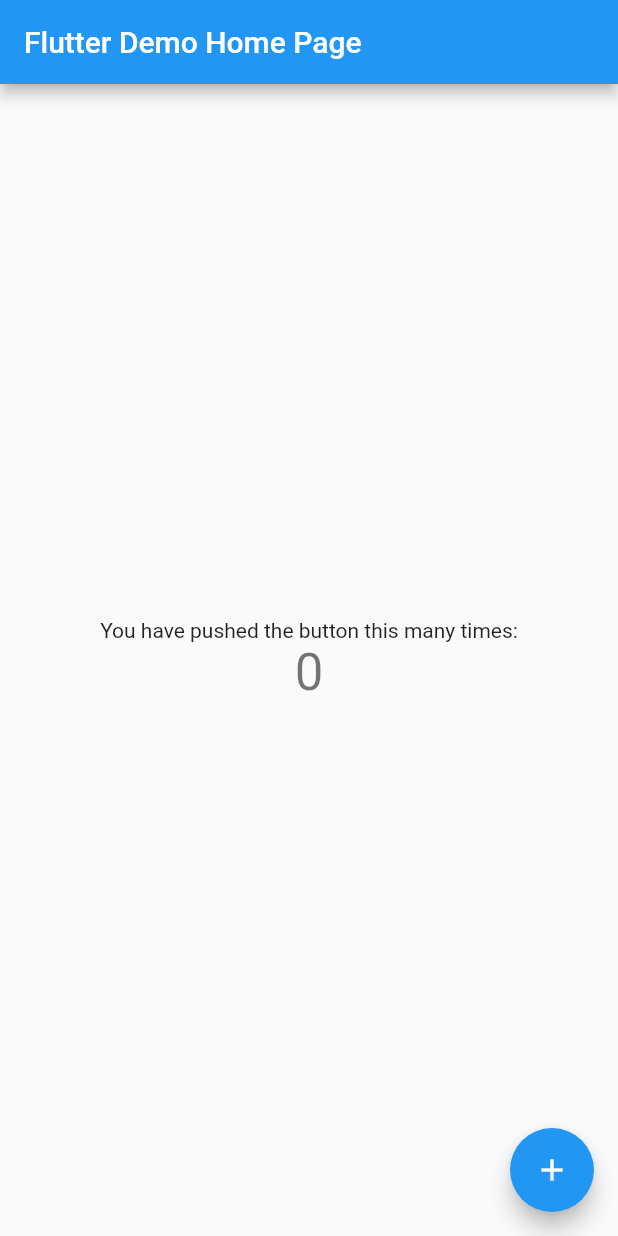
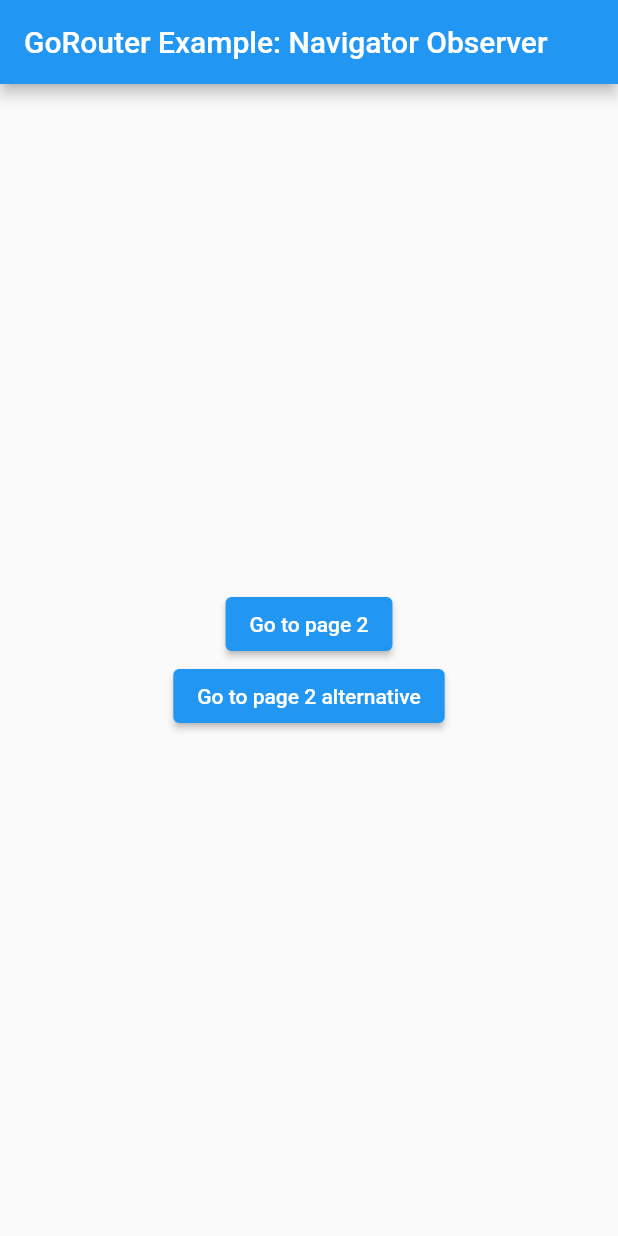
Before and after one commit to jonmountjoy/bug_nav, a Flutter app: the screen it shows after launch, on a phone screen of 412 x 824 dp. Run offline on Flutter 3.47's test engine with Material 2 defaults, Android fonts, the phone set to English and light mode, and no system bars; our stand-ins replace go_router.

Commit message:
router + logging

```diff
--- a/lib/main.dart
+++ b/lib/main.dart
@@ -1,115 +1,139 @@
+// Copyright 2013 The Flutter Authors. All rights reserved.
+// Use of this source code is governed by a BSD-style license that can be
+// found in the LICENSE file.
+
 import 'package:flutter/material.dart';
+import 'package:go_router/go_router.dart';
+import 'package:logging/logging.dart';
 
-void main() {
-  runApp(const MyApp());
+void main() => runApp(App());
+
+/// The main app.
+class App extends StatelessWidget {
+  /// Creates an [App].
+  App({Key? key}) : super(key: key);
+
+  /// The title of the app.
+  static const String title = 'GoRouter Example: Navigator Observer';
+
+  @override
+  Widget build(BuildContext context) => MaterialApp.router(
+        routerConfig: _router,
+        title: title,
+      );
+
+  final GoRouter _router = GoRouter(
+    observers: <NavigatorObserver>[MyNavObserver()],
+    routes: <GoRoute>[
+      GoRoute(
+        // if there's no name, path will be used as name for observers
+        path: '/',
+        builder: (BuildContext context, GoRouterState state) =>
+            const Page1Screen(),
+        routes: <GoRoute>[
+          GoRoute(
+            name: 'page2',
+            path: 'page2/:p1',
+            builder: (BuildContext context, GoRouterState state) =>
+                const Page2Screen(name: "standard"),
+          ),
+          GoRoute(
+            name: 'page2alternative',
+            path: 'page2alternative/:p1',
+            pageBuilder: (BuildContext context, GoRouterState state) =>
+                const NoTransitionPage<void>(
+                    child: Page2Screen(name: "alternative")),
+          ),
+        ],
+      ),
+    ],
+  );
 }
 
-class MyApp extends StatelessWidget {
-  const MyApp({super.key});
-
-  // This widget is the root of your application.
-  @override
-  Widget build(BuildContext context) {
-    return MaterialApp(
-      title: 'Flutter Demo',
-      theme: ThemeData(
-        // This is the theme of your application.
-        //
-        // Try running your application with "flutter run". You'll see the
-        // application has a blue toolbar. Then, without quitting the app, try
-        // changing the primarySwatch below to Colors.green and then invoke
-        // "hot reload" (press "r" in the console where you ran "flutter run",
-        // or simply save your changes to "hot reload" in a Flutter IDE).
-        // Notice that the counter didn't reset back to zero; the application
-        // is not restarted.
-        primarySwatch: Colors.blue,
-      ),
-      home: const MyHomePage(title: 'Flutter Demo Home Page'),
-    );
-  }
+/// The Navigator observer.
+class MyNavObserver extends NavigatorObserver {
+  /// Creates a [MyNavObserver].
+  MyNavObserver() {
+    log.onRecord.listen((LogRecord e) => debugPrint('$e'));
   }
 
-class MyHomePage extends StatefulWidget {
-  const MyHomePage({super.key, required this.title});
-
-  // This widget is the home page of your application. It is stateful, meaning
-  // that it has a State object (defined below) that contains fields that affect
-  // how it looks.
-
-  // This class is the configuration for the state. It holds the values (in this
-  // case the title) provided by the parent (in this case the App widget) and
-  // used by the build method of the State. Fields in a Widget subclass are
-  // always marked "final".
-
-  final String title;
+  /// The logged message.
+  final Logger log = Logger('MyNavObserver');
 
   @override
-  State<MyHomePage> createState() => _MyHomePageState();
-}
-
-class _MyHomePageState extends State<MyHomePage> {
-  int _counter = 0;
-
-  void _incrementCounter() {
-    setState(() {
-      // This call to setState tells the Flutter framework that something has
-      // changed in this State, which causes it to rerun the build method below
-      // so that the display can reflect the updated values. If we changed
-      // _counter without calling setState(), then the build method would not be
-      // called again, and so nothing would appear to happen.
-      _counter++;
-    });
+  void didPush(Route<dynamic> route, Route<dynamic>? previousRoute) {
+    log.info('didPush: ${route.str}, previousRoute= ${previousRoute?.str}');
   }
 
   @override
-  Widget build(BuildContext context) {
-    // This method is rerun every time setState is called, for instance as done
-    // by the _incrementCounter method above.
-    //
-    // The Flutter framework has been optimized to make rerunning build methods
-    // fast, so that you can just rebuild anything that needs updating rather
-    // than having to individually change instances of widgets.
-    return Scaffold(
-      appBar: AppBar(
-        // Here we take the value from the MyHomePage object that was created by
-        // the App.build method, and use it to set our appbar title.
-        title: Text(widget.title),
-      ),
+  void didPop(Route<dynamic> route, Route<dynamic>? previousRoute) =>
+      log.info('didPop: ${route.str}, previousRoute= ${previousRoute?.str}');
+
+  @override
+  void didRemove(Route<dynamic> route, Route<dynamic>? previousRoute) =>
+      log.info('didRemove: ${route.str}, previousRoute= ${previousRoute?.str}');
+
+  @override
+  void didReplace({Route<dynamic>? newRoute, Route<dynamic>? oldRoute}) =>
+      log.info('didReplace: new= ${newRoute?.str}, old= ${oldRoute?.str}');
+}
+
+extension on Route<dynamic> {
+  String get str => 'route(${settings.name}: ${settings.arguments})';
+}
+
+/// The screen of the first page.
+class Page1Screen extends StatelessWidget {
+  /// Creates a [Page1Screen].
+  const Page1Screen({Key? key}) : super(key: key);
+
+  @override
+  Widget build(BuildContext context) => Scaffold(
+        appBar: AppBar(title: const Text(App.title)),
         body: Center(
-        // Center is a layout widget. It takes a single child and positions it
-        // in the middle of the parent.
           child: Column(
-          // Column is also a layout widget. It takes a list of children and
-          // arranges them vertically. By default, it sizes itself to fit its
-          // children horizontally, and tries to be as tall as its parent.
-          //
-          // Invoke "debug painting" (press "p" in the console, choose the
-          // "Toggle Debug Paint" action from the Flutter Inspector in Android
-          // Studio, or the "Toggle Debug Paint" command in Visual Studio Code)
-          // to see the wireframe for each widget.
-          //
-          // Column has various properties to control how it sizes itself and
-          // how it positions its children. Here we use mainAxisAlignment to
-          // center the children vertically; the main axis here is the vertical
-          // axis because Columns are vertical (the cross axis would be
-          // horizontal).
             mainAxisAlignment: MainAxisAlignment.center,
             children: <Widget>[
-            const Text(
-              'You have pushed the button this many times:',
+              ElevatedButton(
+                onPressed: () => context.goNamed(
+                  'page2',
+                  params: <String, String>{'p1': 'pv1'},
+                  queryParams: <String, String>{'q1': 'qv1'},
                 ),
-            Text(
-              '$_counter',
-              style: Theme.of(context).textTheme.headline4,
+                child: const Text('Go to page 2'),
+              ),
+              ElevatedButton(
+                onPressed: () => context.goNamed(
+                  'page2alternative',
+                  params: <String, String>{'p1': 'pv1'},
+                  queryParams: <String, String>{'q1': 'qv1'},
+                ),
+                child: const Text('Go to page 2 alternative'),
               ),
             ],
           ),
         ),
-      floatingActionButton: FloatingActionButton(
-        onPressed: _incrementCounter,
-        tooltip: 'Increment',
-        child: const Icon(Icons.add),
-      ), // This trailing comma makes auto-formatting nicer for build methods.
       );
 }
+
+/// The screen of the second page.
+class Page2Screen extends StatelessWidget {
+  final String name;
+
+  /// Creates a [Page2Screen].
+  const Page2Screen({required this.name, Key? key}) : super(key: key);
+
+  @override
+  Widget build(BuildContext context) => Scaffold(
+        appBar: AppBar(title: const Text(App.title)),
+        body: Center(
+          child: Column(
+            mainAxisAlignment: MainAxisAlignment.center,
+            children: <Widget>[
+              Text("Welcome to Page 2 $name"),
+              const Text("You have arrived."),
+            ],
+          ),
+        ),
+      );
 }
--- a/pubspec.yaml
+++ b/pubspec.yaml
@@ -31,7 +31,8 @@ environment:
 dependencies:
   flutter:
     sdk: flutter
-
+  go_router: ^5.0.1
+  logging: ^1.0.0
 
   # The following adds the Cupertino Icons font to your application.
   # Use with the CupertinoIcons class for iOS style icons.
@@ -53,7 +54,6 @@ dev_dependencies:
 
 # The following section is specific to Flutter packages.
 flutter:
-
   # The following line ensures that the Material Icons font is
   # included with your application, so that you can use the icons in
   # the material Icons class.
```
Also changed, not shown: pubspec.lock. Lines whose indentation alone changed are shown as unchanged.
